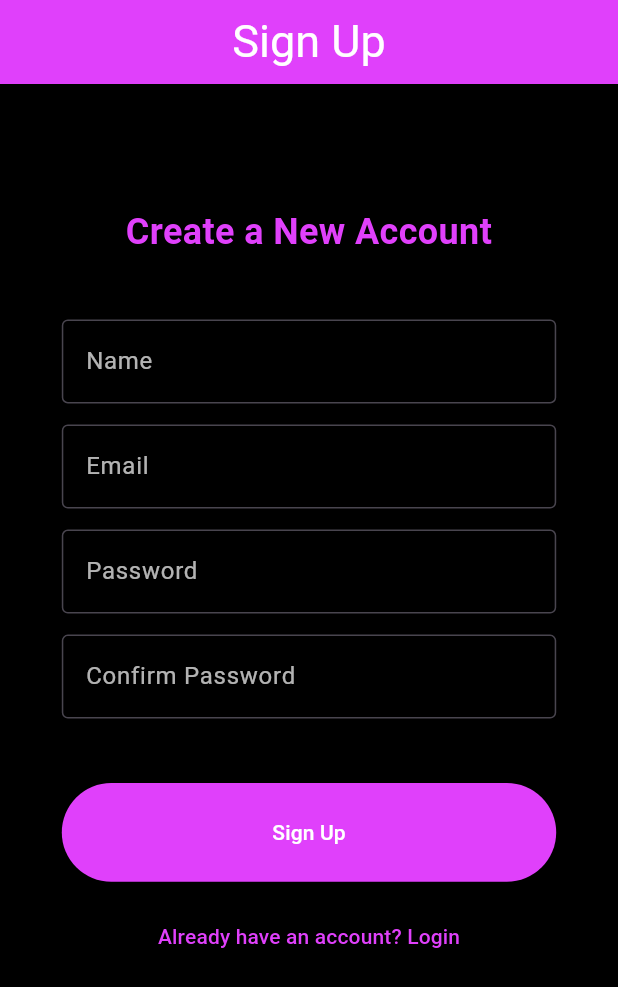
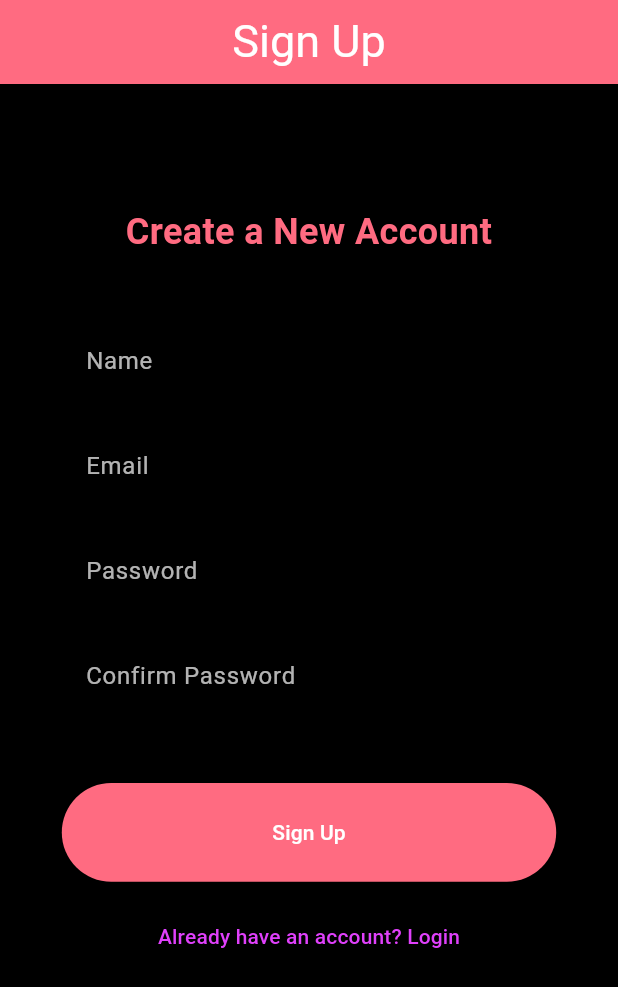
Before and after one commit to KrzysKond/jimbro-mobile, a Flutter app: the screen it shows after launch, after a tap on "Login", after a tap on "Create an account", on a phone screen of 412 x 824 dp. Shown: the top 987 px of the screen. Run offline on Flutter 3.47's test engine with Material 3 defaults, Android fonts, the phone set to English and light mode, and no system bars; our stand-ins replace easy_date_timeline, flutter_secure_storage, image_picker; network calls fail.

Commit message:
changed UI colours

```diff
--- a/lib/auth_screens/login_screen.dart
+++ b/lib/auth_screens/login_screen.dart
@@ -1,4 +1,5 @@
 import 'package:flutter/material.dart';
+import 'package:jimbro_mobile/routes.dart';
 import '../service/auth_service.dart';
 
 class LoginScreen extends StatefulWidget {
@@ -22,10 +23,7 @@
 
     return Scaffold(
       appBar: AppBar(
-        iconTheme: const IconThemeData(color: Colors.white),
         title: const Text("Login", style: TextStyle(color: Colors.white, fontSize: 30)),
-        backgroundColor: Colors.purpleAccent,
-        centerTitle: true,
       ),
       body: SafeArea(
         child: SingleChildScrollView(
@@ -39,13 +37,13 @@
                   mainAxisAlignment: MainAxisAlignment.center,
                   crossAxisAlignment: CrossAxisAlignment.stretch,
                   children: <Widget>[
-                    const Text(
+                     Text(
                       'Login to JimBro',
                       textAlign: TextAlign.center,
                       style: TextStyle(
                         fontSize: 24,
                         fontWeight: FontWeight.bold,
-                        color: Colors.purpleAccent,
+                        color: Theme.of(context).colorScheme.primary,
                       ),
                     ),
                     SizedBox(height: padding),
@@ -102,7 +100,7 @@
                             if(await AuthService().login(
                               _emailController.text,
                               _passwordController.text) == true){
-                              Navigator.pushNamedAndRemoveUntil(context, '/splash', (Route<dynamic> route) => false);
+                              Navigator.pushNamedAndRemoveUntil(context, Routes.signup, (Route<dynamic> route) => false);
                             }
                             else{
                               setState(() {
@@ -116,7 +114,7 @@
                           }
                         },
                         style: ElevatedButton.styleFrom(
-                          backgroundColor: Colors.purpleAccent,
+                          backgroundColor: Theme.of(context).colorScheme.primary,
                         ),
                         child: const Text(
                           'Login',
@@ -128,11 +126,11 @@
 
                     TextButton(
                       onPressed: () {
-                        Navigator.pushReplacementNamed(context, '/signup');
+                        Navigator.pushReplacementNamed(context, Routes.signup);
                         },
-                      child: const Text(
+                      child: Text(
                         'Create an account',
-                        style: TextStyle(color: Colors.purpleAccent),
+                        style: TextStyle(color: Theme.of(context).colorScheme.primary),
                       ),
                     ),
                   ],
--- a/lib/auth_screens/signup_screen.dart
+++ b/lib/auth_screens/signup_screen.dart
@@ -1,5 +1,7 @@
 import 'package:flutter/material.dart';
 import 'package:jimbro_mobile/service/auth_service.dart';
+
+import '../routes.dart';
 
 class SignupScreen extends StatefulWidget {
   const SignupScreen({super.key});
@@ -25,10 +27,7 @@
 
     return Scaffold(
       appBar: AppBar(
-        iconTheme: const IconThemeData(color: Colors.white),
         title: const Text("Sign Up", style: TextStyle(color: Colors.white, fontSize: 30)),
-        backgroundColor: Colors.purpleAccent,
-        centerTitle: true,
       ),
       body: SafeArea(
         child: LayoutBuilder(
@@ -44,13 +43,13 @@
                       mainAxisAlignment: MainAxisAlignment.center,
                       crossAxisAlignment: CrossAxisAlignment.stretch,
                       children: <Widget>[
-                        const Text(
+                       Text(
                           'Create a New Account',
                           textAlign: TextAlign.center,
                           style: TextStyle(
                             fontSize: 24,
                             fontWeight: FontWeight.bold,
-                            color: Colors.purpleAccent,
+                            color: Theme.of(context).colorScheme.primary,
                           ),
                         ),
                         SizedBox(height: padding),
@@ -84,7 +83,7 @@
                                   ScaffoldMessenger.of(context).showSnackBar(
                                     const SnackBar(content: Text('Successfully created the account!')),
                                   );
-                                  Navigator.pushReplacementNamed(context, '/login');
+                                  Navigator.pushReplacementNamed(context, Routes.login);
                                 } else {
                                   setState(() {
                                     _errorText = 'Signup failed';
@@ -95,7 +94,7 @@
                               }
                             },
                             style: ElevatedButton.styleFrom(
-                              backgroundColor: Colors.purpleAccent,
+                              backgroundColor: Theme.of(context).colorScheme.primary,
                             ),
                             child: const Text(
                               'Sign Up',
@@ -107,7 +106,7 @@
 
                         TextButton(
                           onPressed: () {
-                            Navigator.pushReplacementNamed(context, '/login');
+                            Navigator.pushReplacementNamed(context, Routes.login);
                           },
                           child: const Text(
                             'Already have an account? Login',
--- a/lib/main.dart
+++ b/lib/main.dart
@@ -9,10 +9,24 @@
   @override
   Widget build(BuildContext context) {
     return MaterialApp(
+      debugShowCheckedModeBanner: false,
       title: 'JimBro',
       theme: ThemeData(
         primarySwatch: Colors.purple,
         scaffoldBackgroundColor: Colors.black,
+        primaryColor: const Color(0xFFFF6B81),
+        colorScheme: ColorScheme.fromSwatch().copyWith(
+          primary: const Color(0xFFFF6B81),
+          secondary: const Color(0xFF8B0000), // For accent or secondary widgets
+        ),
+        floatingActionButtonTheme: const FloatingActionButtonThemeData(
+          backgroundColor: Color(0xFFFF6B81),
+        ),
+        appBarTheme: const AppBarTheme(
+          backgroundColor: Color(0xFFFF6B81),
+          iconTheme: IconThemeData(color: Colors.white),
+          centerTitle: true
+        ),
         textTheme: const TextTheme(
           bodyMedium: TextStyle(color: Colors.white70, fontSize: 16),
           titleLarge: TextStyle(color: Colors.white),
--- a/lib/screens/home_screen.dart
+++ b/lib/screens/home_screen.dart
@@ -44,7 +44,6 @@
   Widget build(BuildContext context) {
     return Scaffold(
       appBar: AppBar(
-        iconTheme: const IconThemeData(color: Colors.white),
         leading: IconButton(
           icon: const Icon(Icons.group, size: 40, color: Colors.white),
           onPressed: () {
@@ -55,8 +54,6 @@
           "JIMBRO",
           style: TextStyle(color: Colors.white, fontSize: 30, letterSpacing: 2),
         ),
-        backgroundColor: Colors.purpleAccent,
-        centerTitle: true,
         actions: [
           IconButton(
             onPressed: () async {
@@ -107,8 +104,8 @@
                     ),
                   );
                 },
-                dayProps: const EasyDayProps(
-                  todayStyle: DayStyle(
+                dayProps: EasyDayProps(
+                  todayStyle: const DayStyle(
                     decoration: BoxDecoration(
                       borderRadius: BorderRadius.all(Radius.circular(8)),
                       color: Color(0xffE0E0E0), // Light gray for inactive days
@@ -117,18 +114,18 @@
                   dayStructure: DayStructure.dayStrDayNum,
                   activeDayStyle: DayStyle(
                     decoration: BoxDecoration(
-                      borderRadius: BorderRadius.all(Radius.circular(8)),
+                      borderRadius: const BorderRadius.all(Radius.circular(8)),
                       gradient: LinearGradient(
                         begin: Alignment.topCenter,
                         end: Alignment.bottomCenter,
                         colors: [
-                          Colors.purpleAccent, // Lighter purple for active day
-                          Color(0xff8E44AD), // Darker purple
+                          Theme.of(context).colorScheme.primary,
+                          Theme.of(context).colorScheme.secondary,
                         ],
                       ),
                     ),
                   ),
-                  inactiveDayStyle: DayStyle(
+                  inactiveDayStyle: const DayStyle(
                     decoration: BoxDecoration(
                       borderRadius: BorderRadius.all(Radius.circular(8)),
                       color: Color(0xffE0E0E0), // Light gray for inactive days
@@ -149,8 +146,8 @@
                     shape: RoundedRectangleBorder(
                       borderRadius: BorderRadius.circular(15),
                       side: BorderSide(
-                        color: Colors.grey.shade600,
-                        width: 2
+                          color: Colors.grey.shade600,
+                          width: 2
                       ),
                     ),
                     margin: const EdgeInsets.symmetric(vertical: 10, horizontal: 15),
@@ -173,10 +170,10 @@
                             const SizedBox(height: 5),
                             Text(
                               workouts[index].username,
-                              style: const TextStyle(
-                                color: Colors.purpleAccent,
+                              style: TextStyle(
                                 fontSize: 20,
                                 fontWeight: FontWeight.w500,
+                                color: Theme.of(context).colorScheme.secondary,
                               ),
                             ),
                             const SizedBox(height: 10),
@@ -206,7 +203,6 @@
             _fetchWorkouts(_selectedDate.toIso8601String());
           });
         },
-        backgroundColor: Colors.purpleAccent,
         tooltip: 'Add Today\'s Workout',
         child: const Icon(Icons.add, color: Colors.white),
       ),
--- a/lib/splash.dart
+++ b/lib/splash.dart
@@ -19,9 +19,9 @@
     final isLoggedIn = await authService.isLoggedIn(); // Assuming isLoggedIn is an async method
 
     if (isLoggedIn) {
-      Navigator.pushNamedAndRemoveUntil(context, '/', (Route<dynamic> route) => false);
+      Navigator.pushNamedAndRemoveUntil(context, Routes.home, (Route<dynamic> route) => false);
     } else {
-      Navigator.pushNamedAndRemoveUntil(context, '/login', (Route<dynamic> route) => false);
+      Navigator.pushNamedAndRemoveUntil(context, Routes.login, (Route<dynamic> route) => false);
     }
   }
 
```
Also changed, not shown: lib/screens/add_workout.dart (+7 -9 lines), lib/screens/create_group.dart (+5 -7 lines), lib/screens/group_screen.dart (+10 -12 lines), lib/screens/search_group_screen.dart (+3 -5 lines).
